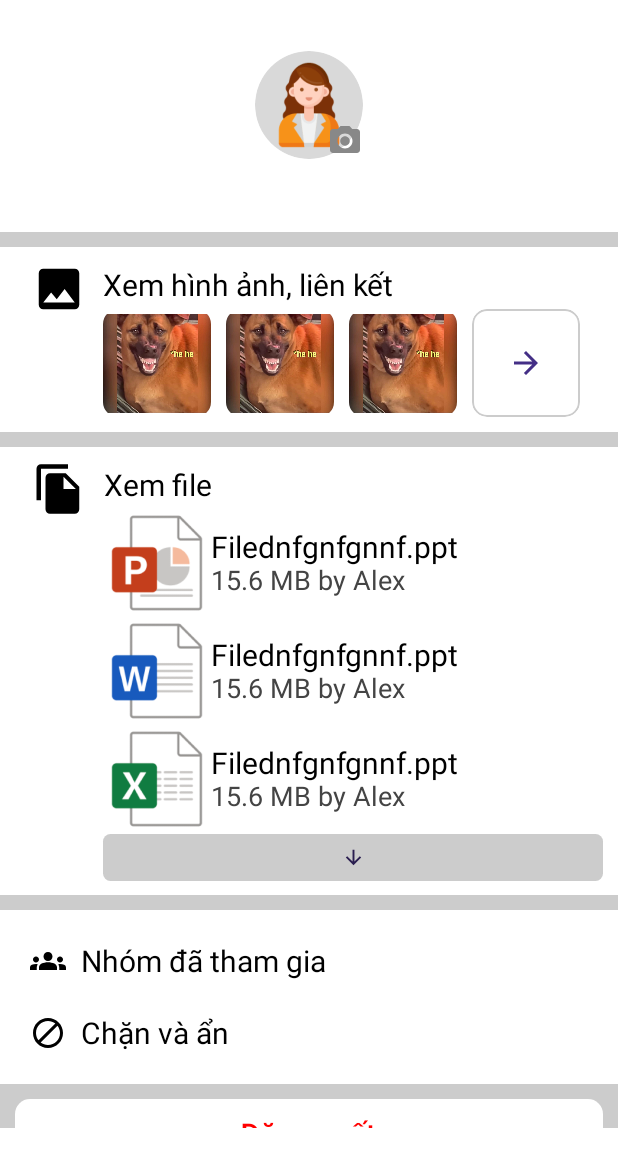
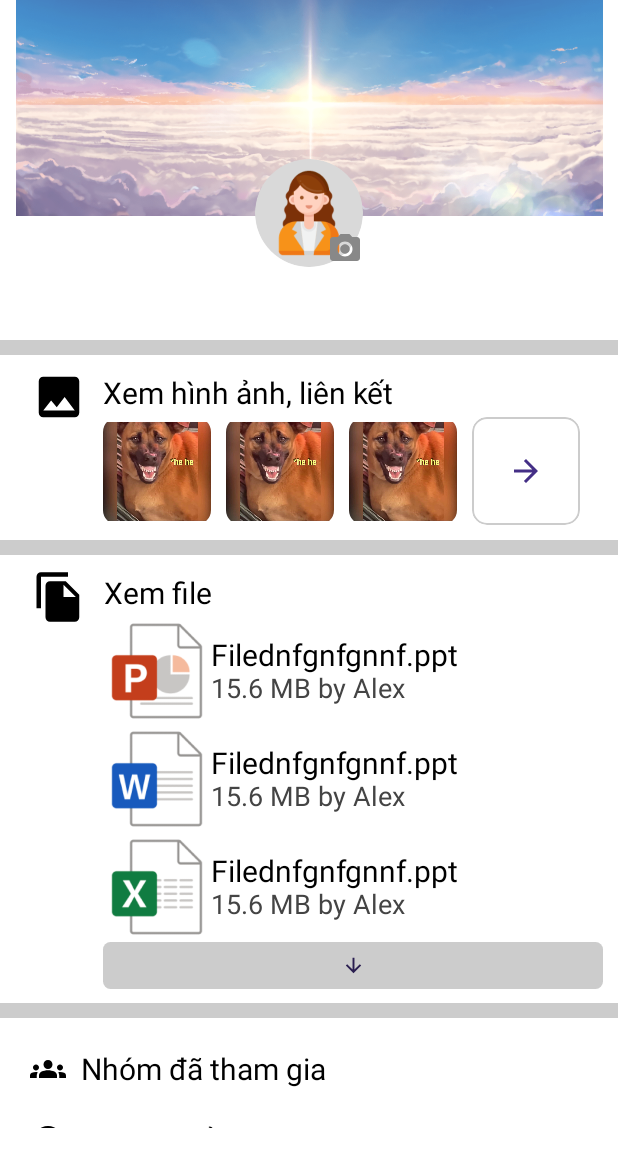
Before and after one commit to NhuQuynhLea/Chat-app, an Android app built with Jetpack Compose: the @Preview function ProfileComponent, on a phone screen of 412 x 824 dp. Shown: the top 1167 px of the screen. Run offline under Robolectric (Android 15) with nearby library versions, the phone set to English and light mode, and no system bars.

Commit message:
smol update

```diff
--- a/FE/app/src/main/java/com/example/chatapp/component/mainComponents/ProfileComponent.kt
+++ b/FE/app/src/main/java/com/example/chatapp/component/mainComponents/ProfileComponent.kt
@@ -74,14 +74,17 @@ fun ProfileComponent() {
                 .background(Color.LightGray)
         ) {
             item {
+                Box(modifier = Modifier.fillMaxWidth().background(Color.White)){
+                    Image(painter = painterResource(id = R.drawable.background), contentDescription = "", modifier = Modifier.fillMaxWidth().height(viewConfiguration.minimumTouchTargetSize.height*3f).align(Alignment.TopCenter))
                     //Avatar function
                     Column(
                         modifier = Modifier
                             .fillMaxWidth()
-                        .background(Color.White),
+                            .align(Alignment.Center)
+                            .background(Color.Transparent),
                         verticalArrangement = Arrangement.spacedBy(10.dp)
                     ) {
-                    Spacer(modifier = Modifier.height(viewConfiguration.minimumTouchTargetSize.height * 0.5f))
+                        Spacer(modifier = Modifier.height(viewConfiguration.minimumTouchTargetSize.height*2f))
                         //Avatar
                         Row(
                             modifier = Modifier.fillMaxWidth(),
@@ -122,6 +125,8 @@ fun ProfileComponent() {
                         }
                         Spacer(modifier = Modifier.height(5.dp))
                     }
+                }
+
 
                 Spacer(modifier = Modifier.height(10.dp))
                 //Image and link
```
Lines whose indentation alone changed are shown as unchanged.
